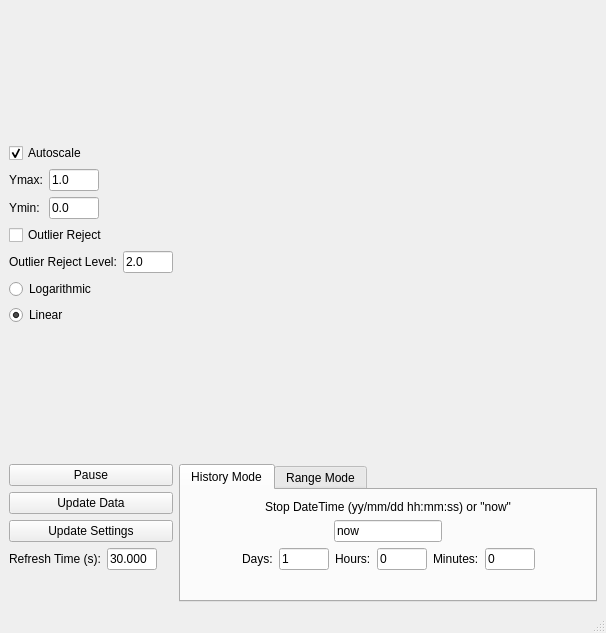
Before: the Qt Designer form gui/plotwindow.ui in ultracolde6/Keithley-Logger, drawn with Qt 5.
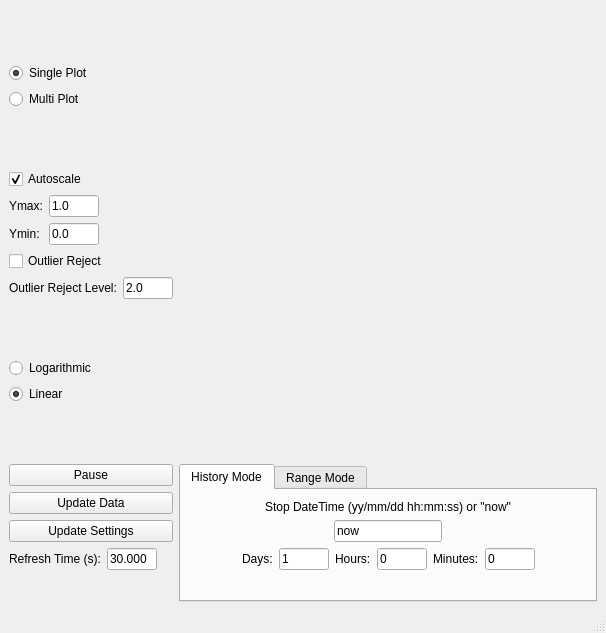
After: the same form once the commit is applied. Custom widgets are drawn as their Qt base class.

Commit message: added single and multi plot switching functionality

Patch:
```diff
--- a/gui/plotwindow.ui
+++ b/gui/plotwindow.ui
@@ -30,6 +30,45 @@
         </property>
        </spacer>
       </item>
+      <item>
+       <widget class="QRadioButton" name="single_plot_radioButton">
+        <property name="text">
+         <string>Single Plot</string>
+        </property>
+        <property name="checked">
+         <bool>true</bool>
+        </property>
+        <attribute name="buttonGroup">
+         <string notr="true">single_multi_buttonGroup</string>
+        </attribute>
+       </widget>
+      </item>
+      <item>
+       <widget class="QRadioButton" name="multi_plot_radioButton">
+        <property name="text">
+         <string>Multi Plot</string>
+        </property>
+        <property name="checked">
+         <bool>false</bool>
+        </property>
+        <attribute name="buttonGroup">
+         <string notr="true">single_multi_buttonGroup</string>
+        </attribute>
+       </widget>
+      </item>
+      <item>
+       <spacer name="verticalSpacer_4">
+        <property name="orientation">
+         <enum>Qt::Vertical</enum>
+        </property>
+        <property name="sizeHint" stdset="0">
+         <size>
+          <width>20</width>
+          <height>40</height>
+         </size>
+        </property>
+       </spacer>
+      </item>
       <item>
        <widget class="QCheckBox" name="autoscale_checkBox">
         <property name="text">
@@ -133,6 +172,19 @@
         </item>
        </layout>
       </item>
+      <item>
+       <spacer name="verticalSpacer_3">
+        <property name="orientation">
+         <enum>Qt::Vertical</enum>
+        </property>
+        <property name="sizeHint" stdset="0">
+         <size>
+          <width>20</width>
+          <height>40</height>
+         </size>
+        </property>
+       </spacer>
+      </item>
       <item>
        <widget class="QRadioButton" name="log_radioButton">
         <property name="text">
```
Left out of the diff: 10 changed lines with no effect on the pictures. The commit also changes 8 other files.
